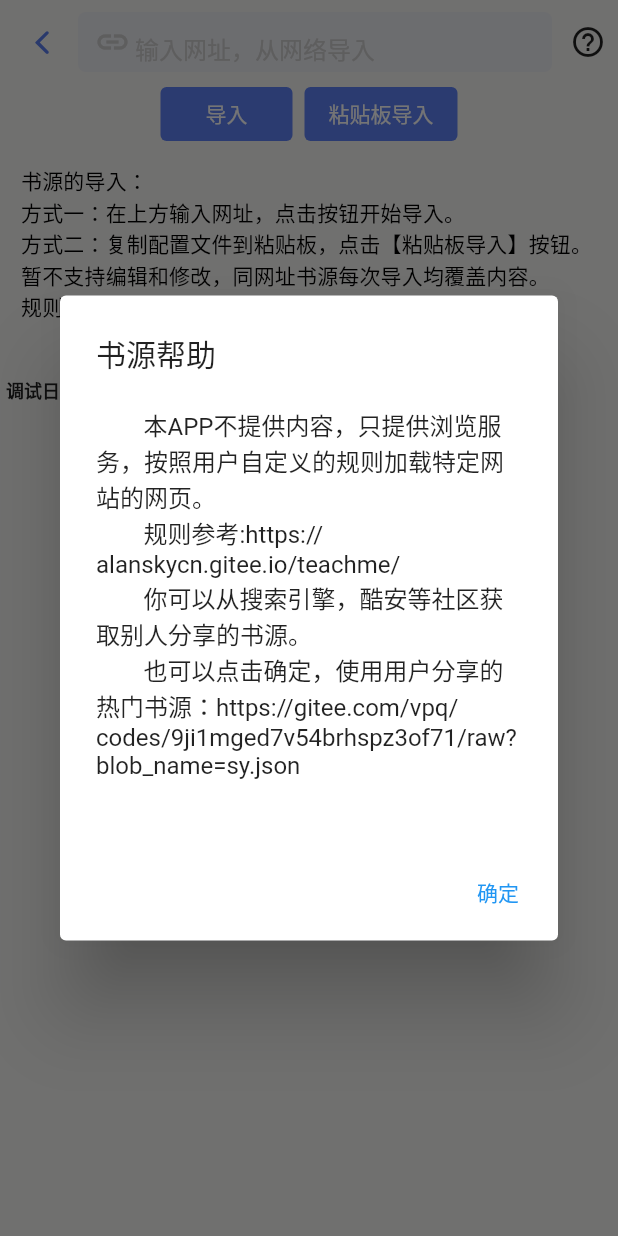
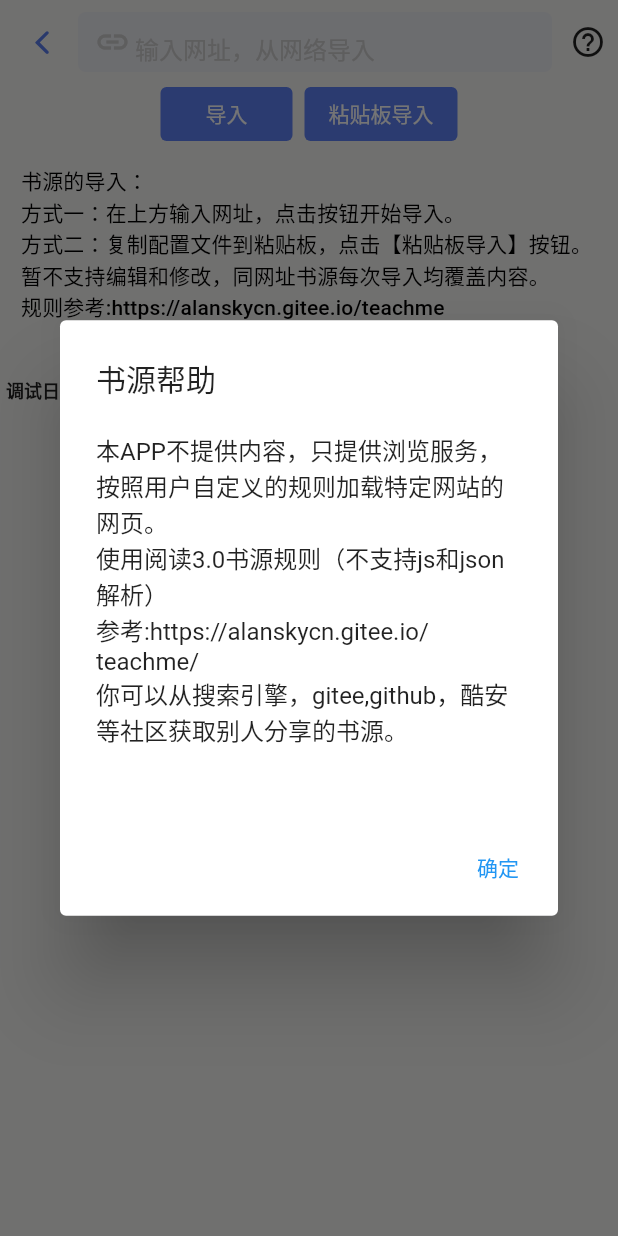
Before and after one commit to huage2580/yuedu_hd, a Flutter app: the PageSourceAdd screen opened directly, after a tap on the "help outline" icon, on a phone screen of 412 x 824 dp. Run offline on Flutter 3.47's test engine with Material 2 defaults, Android fonts, the phone set to English and light mode, and no system bars; our stand-ins replace bot_toast, dio, flutter_colorpicker, sqflite, sqflite_common_ffi, waterfall_flow; missing offline and left inert: draggable_scrollbar, gbk_codec, worker_manager, yuedu_parser; accounts and stored records are empty.

Commit message:
四周边距,android https

```diff
--- a/lib/db/databaseHelper.dart
+++ b/lib/db/databaseHelper.dart
@@ -118,7 +118,10 @@ ON "book_chapter" (
     "_id" INTEGER NOT NULL PRIMARY KEY AUTOINCREMENT,
     "isSinglePage" integer NOT NULL DEFAULT 0,
     "isVertical" integer NOT NULL DEFAULT 0,
-    "margin" REAL NOT NULL DEFAULT 40,
+    "marginLeft" REAL NOT NULL DEFAULT 20,
+    "marginTop" REAL NOT NULL DEFAULT 20,
+    "marginRight" REAL NOT NULL DEFAULT 20,
+    "marginBottom" REAL NOT NULL DEFAULT 20,
     "backgroundColor" integer NOT NULL,
     "inSizeMargin" REAL NOT NULL,
     "textSize" REAL NOT NULL,
--- a/lib/ui/book_source/page_source_add.dart
+++ b/lib/ui/book_source/page_source_add.dart
@@ -142,11 +142,11 @@ class _PageSourceAddState extends State<PageSourceAdd> {
       return AlertDialog(
         title: Text('书源帮助'),
         content: Text('''
-        本APP不提供内容，只提供浏览服务，按照用户自定义的规则加载特定网站的网页。
-        规则参考:https://alanskycn.gitee.io/teachme/
-        你可以从搜索引擎，酷安等社区获取别人分享的书源。
-        也可以点击确定，使用用户分享的热门书源：https://gitee.com/vpq/codes/9ji1mged7v54brhspz3of71/raw?blob_name=sy.json
-        '''),
+本APP不提供内容，只提供浏览服务，按照用户自定义的规则加载特定网站的网页。
+使用阅读3.0书源规则（不支持js和json解析）
+参考:https://alanskycn.gitee.io/teachme/
+你可以从搜索引擎，gitee,github，酷安等社区获取别人分享的书源。
+'''),
         actions: [
           TextButton(onPressed: (){
             Navigator.of(context).pop('done');
@@ -155,7 +155,7 @@ class _PageSourceAddState extends State<PageSourceAdd> {
       );
     });
      if(result!=null){
-       _textEditingController.text = 'https://gitee.com/vpq/codes/9ji1mged7v54brhspz3of71/raw?blob_name=sy.json';
+       _textEditingController.text = '';
        setState(() {
 
        });
--- a/lib/ui/reading/DisplayPage.dart
+++ b/lib/ui/reading/DisplayPage.dart
@@ -68,11 +68,11 @@ class DisplayPage extends StatelessWidget{
     return Stack(
       children: [
         Container(
-          padding: EdgeInsets.all(config.margin),
+          padding: EdgeInsets.only(left: config.marginLeft,top: config.marginTop,right: config.marginRight,bottom: config.marginBottom),
           child:_buildTextPage(config)
         ),
         Padding(
-          padding: const EdgeInsets.all(4.0),
+          padding: const EdgeInsets.only(bottom: 6,right: 10),
           child: Align(
             alignment: Alignment.bottomRight,
             child: Text('$currPage/$maxPage',style: TextStyle(color: Colors.grey),),
--- a/lib/ui/reading/ReadingWidget.dart
+++ b/lib/ui/reading/ReadingWidget.dart
@@ -343,7 +343,7 @@ class _ReadingWidgetState extends State<ReadingWidget> {
 
   //计算分页的大小
   Size _generateTextPageSize(){
-    var textPageSize = Size(size.width- config.margin * 2, size.height - config.margin * 2);//显示区域减去外边距
+    var textPageSize = Size(size.width- config.marginLeft - config.marginRight, size.height - config.marginTop - config.marginBottom);//显示区域减去外边距
     if(config.isSinglePage == 1){//单页
       return textPageSize;
     }else{//双页
```
Also changed, not shown: lib/db/book_source_helper.dart (+24 -0 lines), lib/ui/reading/DisplayConfig.dart (+16 -4 lines), lib/ui/settings/MoreStyleSettingsMenu.dart (+27 -6 lines), 2 other files.
